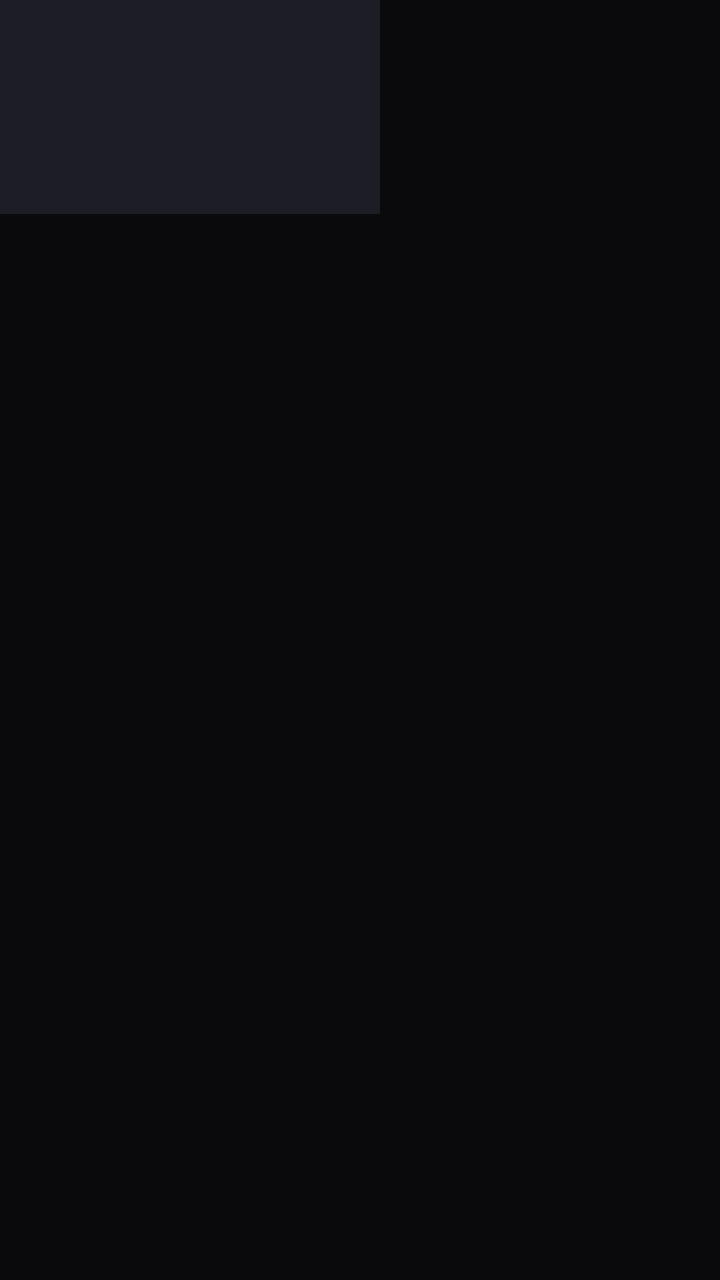
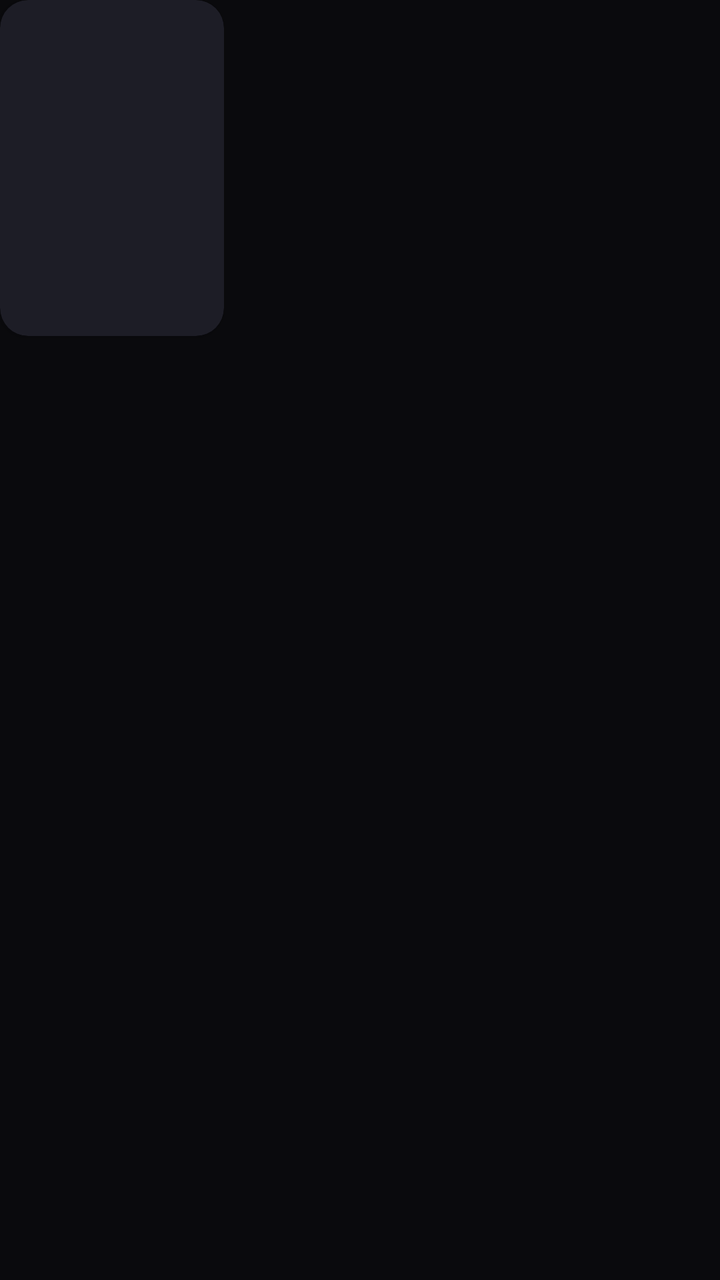

Before-and-after screenshots of an Android layout around one commit, followed by the original layout XML and the change that was made.
<!-- AndroidManifest.xml: application theme Theme.Pstv -->
<!-- res/layout/item_card.xml -->
<?xml version="1.0" encoding="utf-8"?>
<LinearLayout xmlns:android="http://schemas.android.com/apk/res/android"
    android:id="@+id/card"
    android:layout_width="190dp"
    android:layout_height="wrap_content"
    android:focusable="true"
    android:orientation="vertical">

    <FrameLayout
        android:id="@+id/card_frame"
        android:layout_width="190dp"
        android:layout_height="107dp"
        android:background="@color/surface2"
        android:duplicateParentState="true"
        android:foreground="@drawable/card_focus">

        <ImageView android:id="@+id/card_img" android:layout_width="match_parent" android:layout_height="match_parent" android:scaleType="centerCrop" />

        <TextView
            android:id="@+id/card_rank"
            android:layout_width="wrap_content"
            android:layout_height="wrap_content"
            android:layout_gravity="bottom|left"
            android:paddingLeft="8dp"
            android:shadowColor="#000000"
            android:shadowDx="0"
            android:shadowDy="2"
            android:shadowRadius="6"
            android:textColor="#FFFFFF"
            android:textSize="44sp"
            android:textStyle="bold|italic"
            android:visibility="gone" />

        <View
            android:id="@+id/card_bar"
            android:layout_width="0dp"
            android:layout_height="3dp"
            android:layout_gravity="bottom"
            android:background="@color/accent"
            android:visibility="gone" />
    </FrameLayout>

    <TextView
        android:id="@+id/card_label"
        android:layout_width="match_parent"
        android:layout_height="wrap_content"
        android:ellipsize="end"
        android:maxLines="1"
        android:paddingLeft="2dp"
        android:paddingTop="4dp"
        android:textColor="@color/text"
        android:textSize="12sp"
        android:textStyle="bold" />

    <TextView
        android:id="@+id/card_sub"
        android:layout_width="match_parent"
        android:layout_height="wrap_content"
        android:ellipsize="end"
        android:maxLines="1"
        android:paddingLeft="2dp"
        android:textColor="@color/text_dim"
        android:textSize="11sp" />
</LinearLayout>
<!-- resources referenced by this layout -->
<resources>
  <color name="accent">#7C5CFF</color>
  <color name="surface2">#1D1D26</color>
  <color name="text">#F5F5FA</color>
  <color name="text_dim">#A3A3B5</color>
  <!-- drawable card_focus (drawable) -->
  <?xml version="1.0" encoding="utf-8"?>
  <selector xmlns:android="http://schemas.android.com/apk/res/android">
      <item android:state_focused="true">
          <shape android:shape="rectangle">
              <stroke android:width="3dp" android:color="#FFFFFF" />
              <corners android:radius="4dp" />
          </shape>
      </item>
      <item>
          <shape android:shape="rectangle">
              <solid android:color="@android:color/transparent" />
          </shape>
      </item>
  </selector>
  <style name="Theme.Pstv" parent="@android:style/Theme.Material.NoActionBar">
          <item name="android:windowBackground">@color/bg</item>
          <item name="android:colorBackground">@color/bg</item>
          <item name="android:colorAccent">@color/accent</item>
          <item name="android:textColorPrimary">@color/text</item>
          <item name="android:textColorSecondary">@color/text_dim</item>
          <item name="android:alertDialogTheme">@style/Theme.Pstv.Dialog</item>
          <item name="android:windowAnimationStyle">@null</item>
      </style>
  <color name="bg">#0A0A0D</color>
  <style name="Theme.Pstv.Dialog" parent="@android:style/Theme.Material.Dialog.Alert">
          <item name="android:colorBackground">@color/surface</item>
          <item name="android:colorAccent">@color/accent</item>
          <item name="android:textColorPrimary">@color/text</item>
          <item name="android:textColorSecondary">@color/text_dim</item>
      </style>
  <color name="surface">#14141A</color>
</resources>

<!-- the commit's change to res/layout/item_card.xml (unified diff, before → after) -->
@@ -1,17 +1,20 @@
 <?xml version="1.0" encoding="utf-8"?>
 <LinearLayout xmlns:android="http://schemas.android.com/apk/res/android"
     android:id="@+id/card"
-    android:layout_width="190dp"
+    android:layout_width="wrap_content"
     android:layout_height="wrap_content"
+    android:clipChildren="false"
     android:focusable="true"
     android:orientation="vertical">
 
     <FrameLayout
         android:id="@+id/card_frame"
-        android:layout_width="190dp"
-        android:layout_height="107dp"
-        android:background="@color/surface2"
+        android:layout_width="@dimen/poster_w"
+        android:layout_height="@dimen/poster_h"
+        android:background="@drawable/card_bg"
+        android:clipToOutline="true"
         android:duplicateParentState="true"
+        android:elevation="2dp"
         android:foreground="@drawable/card_focus">
 
         <ImageView android:id="@+id/card_img" android:layout_width="match_parent" android:layout_height="match_parent" android:scaleType="centerCrop" />
@@ -21,14 +24,14 @@
             android:layout_width="wrap_content"
             android:layout_height="wrap_content"
             android:layout_gravity="bottom|left"
+            android:fontFamily="@string/font_strong"
             android:paddingLeft="8dp"
             android:shadowColor="#000000"
             android:shadowDx="0"
             android:shadowDy="2"
             android:shadowRadius="6"
-            android:textColor="#FFFFFF"
-            android:textSize="44sp"
-            android:textStyle="bold|italic"
+            android:textColor="@color/text"
+            android:textSize="@dimen/type_display"
             android:visibility="gone" />
 
         <View
@@ -36,29 +39,37 @@
             android:layout_width="0dp"
             android:layout_height="3dp"
             android:layout_gravity="bottom"
-            android:background="@color/accent"
+            android:background="@color/text"
             android:visibility="gone" />
     </FrameLayout>
 
-    <TextView
-        android:id="@+id/card_label"
+    
+    <LinearLayout
+        android:id="@+id/card_caption"
         android:layout_width="match_parent"
-        android:layout_height="wrap_content"
-        android:ellipsize="end"
-        android:maxLines="1"
+        android:layout_height="@dimen/caption_h"
+        android:alpha="0"
+        android:orientation="vertical"
         android:paddingLeft="2dp"
-        android:paddingTop="4dp"
-        android:textColor="@color/text"
-        android:textSize="12sp"
-        android:textStyle="bold" />
+        android:paddingTop="6dp">
 
-    <TextView
-        android:id="@+id/card_sub"
-        android:layout_width="match_parent"
-        android:layout_height="wrap_content"
-        android:ellipsize="end"
-        android:maxLines="1"
-        android:paddingLeft="2dp"
-        android:textColor="@color/text_dim"
-        android:textSize="11sp" />
+        <TextView
+            android:id="@+id/card_label"
+            android:layout_width="match_parent"
+            android:layout_height="wrap_content"
+            android:ellipsize="end"
+            android:fontFamily="@string/font_medium"
+            android:maxLines="1"
+            android:textColor="@color/text"
+            android:textSize="@dimen/type_caption" />
+
+        <TextView
+            android:id="@+id/card_sub"
+            android:layout_width="match_parent"
+            android:layout_height="wrap_content"
+            android:ellipsize="end"
+            android:maxLines="1"
+            android:textColor="@color/text_dim"
+            android:textSize="@dimen/type_micro" />
+    </LinearLayout>
 </LinearLayout>
<!-- resource entries referenced after the edit -->
@@ -2,15 +2,29 @@
 <resources>
   <color name="accent">#7C5CFF</color>
   <color name="surface2">#1D1D26</color>
+  <dimen name="radius_card">14dp</dimen>
+  <color name="focus_ring">#FFFFFF</color>
   <color name="text">#F5F5FA</color>
   <color name="text_dim">#A3A3B5</color>
+  <dimen name="caption_h">40dp</dimen>
+  <dimen name="poster_h">168dp</dimen>
+  <dimen name="poster_w">112dp</dimen>
+  <dimen name="type_caption">12sp</dimen>
+  <dimen name="type_display">28sp</dimen>
+  <dimen name="type_micro">11sp</dimen>
+  <!-- drawable card_bg (drawable) -->
+  <?xml version="1.0" encoding="utf-8"?>
+  <shape xmlns:android="http://schemas.android.com/apk/res/android" android:shape="rectangle">
+      <solid android:color="@color/surface2" />
+      <corners android:radius="@dimen/radius_card" />
+  </shape>
   <!-- drawable card_focus (drawable) -->
   <?xml version="1.0" encoding="utf-8"?>
   <selector xmlns:android="http://schemas.android.com/apk/res/android">
       <item android:state_focused="true">
           <shape android:shape="rectangle">
-              <stroke android:width="3dp" android:color="#FFFFFF" />
-              <corners android:radius="4dp" />
+              <stroke android:width="3dp" android:color="@color/focus_ring" />
+              <corners android:radius="@dimen/radius_card" />
           </shape>
       </item>
       <item>
@@ -19,6 +33,8 @@
           </shape>
       </item>
   </selector>
+  <string name="font_medium">sans-serif-medium</string>
+  <string name="font_strong">sans-serif-black</string>
   <style name="Theme.Pstv" parent="@android:style/Theme.Material.NoActionBar">
           <item name="android:windowBackground">@color/bg</item>
           <item name="android:colorBackground">@color/bg</item>
